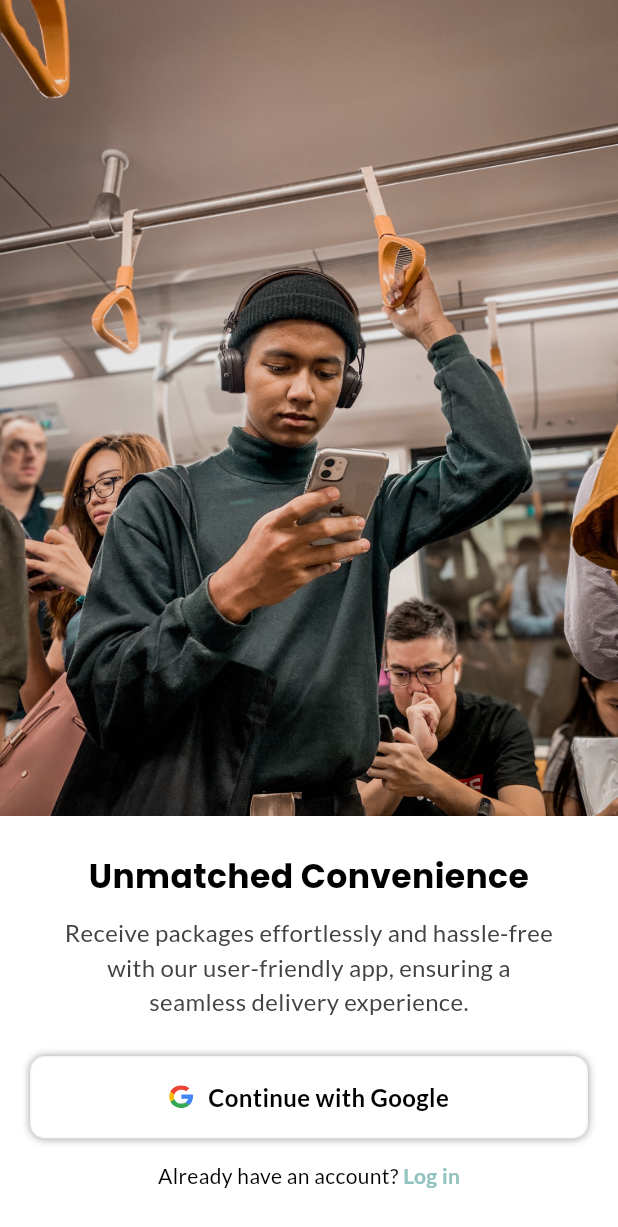
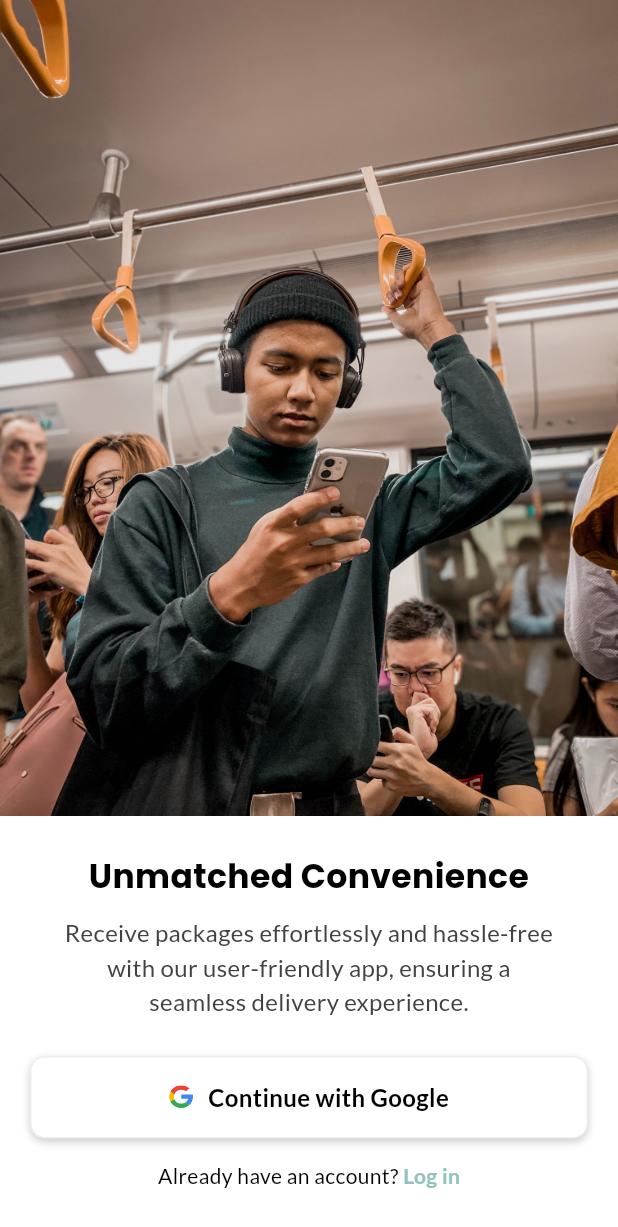
Before and after one commit to WannaCry081/PackagePal, a Flutter app: the screen it shows after launch, swiped to page 2, on a phone screen of 412 x 824 dp. Shown: the top 1227 px of the screen. Run offline on Flutter 3.47's test engine with Material 3 defaults, Android fonts, the phone set to English and light mode, and no system bars; our stand-ins replace firebase_core, flutter_feather_icons, flutter_svg, google_fonts, shared_preferences; accounts and stored records are empty.

Commit message:
Update custom button ui

```diff
--- a/frontend/lib/widgets/CustomButton.dart
+++ b/frontend/lib/widgets/CustomButton.dart
@@ -22,13 +22,19 @@ class CustomButton extends StatelessWidget {
             decoration: BoxDecoration(
                 borderRadius: BorderRadius.circular(10),
                 boxShadow: (btnShadow)
-                    ? const [
+                    ? [
                         BoxShadow(
-                            blurRadius: 4, color: Color.fromARGB(100, 0, 0, 0)),
+                          color: Colors.black
+                              .withOpacity(0.2), // Adjust the opacity as needed
+                          spreadRadius: 0,
+                          blurRadius: 4,
+                          offset:
+                              const Offset(0, 2), // changes position of shadow
+                        ),
                       ]
                     : null,
                 color: btnColor,
-                border: Border.all(color: Colors.grey.shade100)),
+                border: Border.all(color: Colors.grey.shade200)),
             child: Center(child: btnChild)));
   }
 }
```
